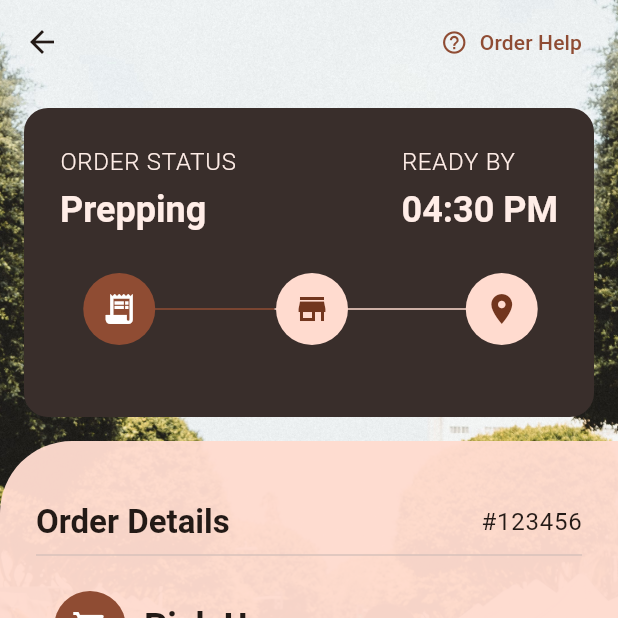
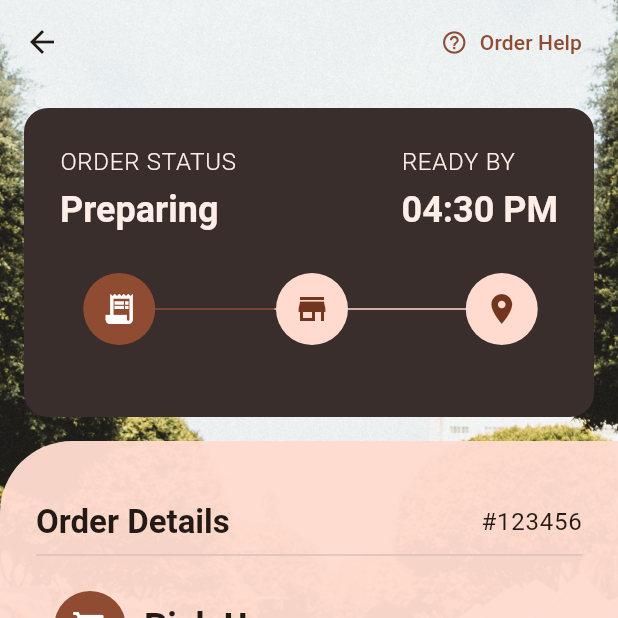
Before and after one commit to Mios-dream/Grocery-Shopping-App, a Flutter app: the OrderDetailsScreen screen opened directly, on a phone screen of 412 x 824 dp, the top half of it. Run offline on Flutter 3.47's test engine with Material 3 defaults, Android fonts, the phone set to English and light mode, and no system bars; our stand-ins replace bloc, equatable, flutter_animate, flutter_bloc, go_router, google_fonts; missing offline and left inert: grocify, mobile_scanner.

Commit message:
fix typo

```diff
--- a/lib/screen/order_details_screen.dart
+++ b/lib/screen/order_details_screen.dart
@@ -66,7 +66,7 @@ class OrderDetailsScreen extends StatelessWidget {
                             ),
                             const SizedBox(height: 4.0),
                             Text(
-                              'Prepping',
+                              'Preparing',
                               style: textTheme.headlineSmall!.copyWith(
                                 color: colorScheme.onInverseSurface,
                                 fontWeight: FontWeight.bold,
```
